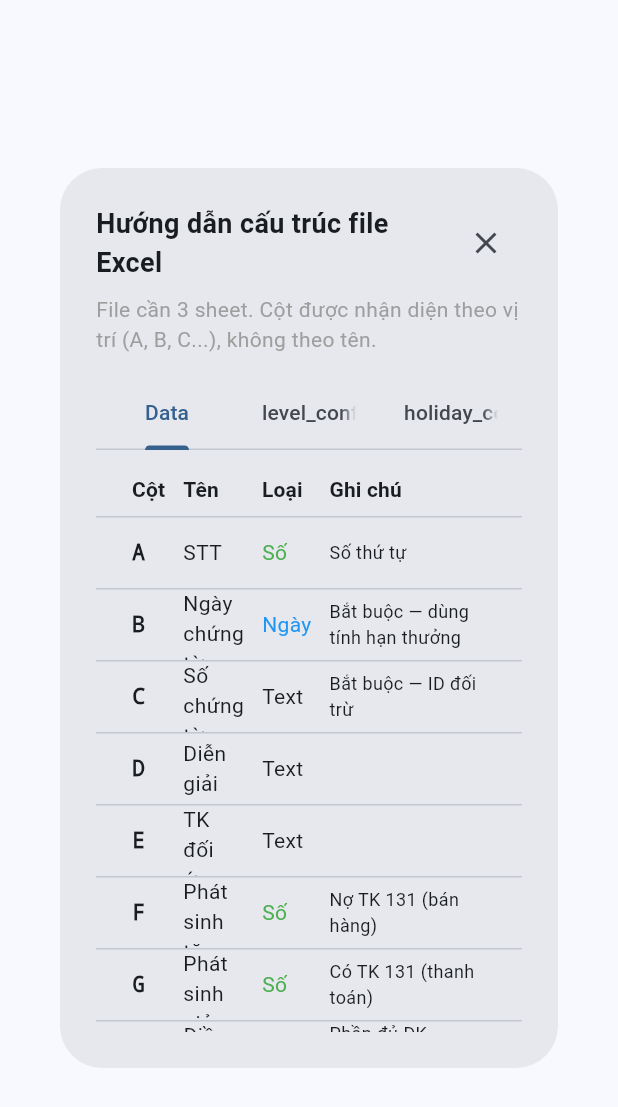
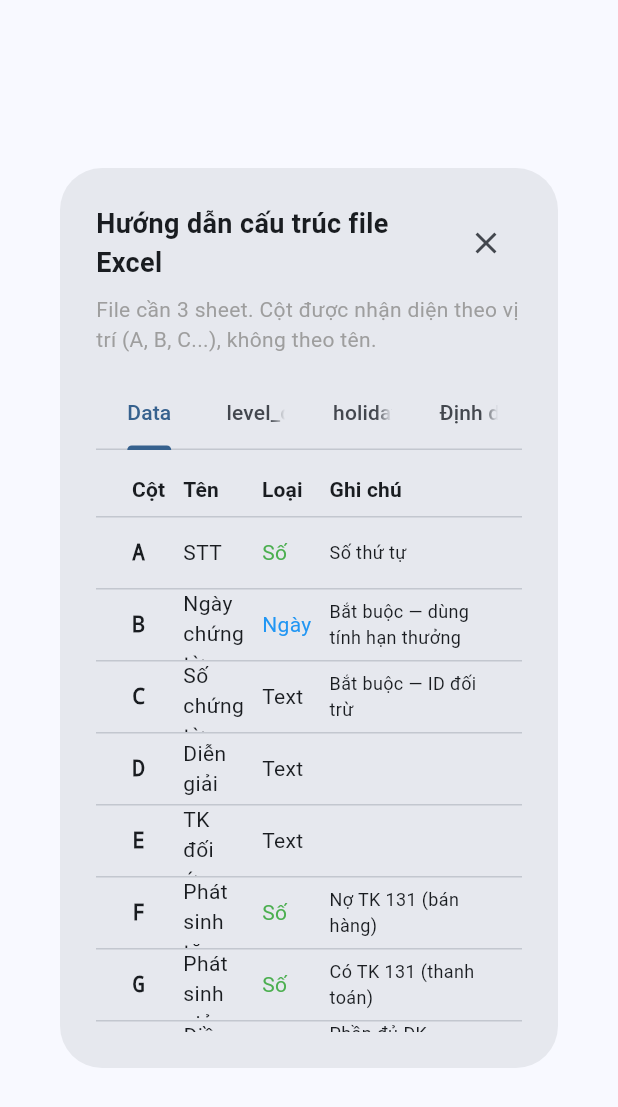
Before and after one commit to thienph3/bonus, a Flutter app: the ColumnGuideDialog widget shown alone on an empty page, opened directly, on a phone screen of 412 x 824 dp. Shown: the top 1107 px of the screen. Run offline on Flutter 3.47's test engine with Material 3 defaults, Android fonts, the phone set to English and light mode, and no system bars; our stand-ins replace drift, file_picker, flutter_riverpod; missing offline and left inert: excel, spreadsheet_decoder; accounts and stored records are empty; generated files the repository leaves out were written again.

Commit message:
feat: add date format reference tab in column guide dialog

```diff
--- a/debt_matching/lib/presentation/dashboard/widgets/column_guide_dialog.dart
+++ b/debt_matching/lib/presentation/dashboard/widgets/column_guide_dialog.dart
@@ -22,10 +22,10 @@ class ColumnGuideDialog extends StatelessWidget {
             const SizedBox(height: 8),
             const Text('File cần 3 sheet. Cột được nhận diện theo vị trí (A, B, C...), không theo tên.', style: TextStyle(color: Colors.grey)),
             const SizedBox(height: 16),
-            Expanded(child: DefaultTabController(length: 3, child: Column(children: [
-              const TabBar(tabs: [Tab(text: 'Data'), Tab(text: 'level_config'), Tab(text: 'holiday_config')]),
+            Expanded(child: DefaultTabController(length: 4, child: Column(children: [
+              const TabBar(tabs: [Tab(text: 'Data'), Tab(text: 'level_config'), Tab(text: 'holiday_config'), Tab(text: 'Định dạng ngày')]),
               const SizedBox(height: 8),
-              Expanded(child: TabBarView(children: [_dataSheet(), _levelSheet(), _holidaySheet()])),
+              Expanded(child: TabBarView(children: [_dataSheet(), _levelSheet(), _holidaySheet(), _dateFormats()])),
             ]))),
           ]),
         ),
@@ -69,6 +69,41 @@ class ColumnGuideDialog extends StatelessWidget {
     ['A', 'Ngày nghỉ', 'Ngày', 'Ngày lễ — dời hạn thưởng sang ngày kế'],
   ]);
 
+  Widget _dateFormats() {
+    return SingleChildScrollView(
+      padding: const EdgeInsets.all(8),
+      child: Column(crossAxisAlignment: CrossAxisAlignment.start, children: [
+        const Text('Hệ thống tự động nhận diện ngày theo thứ tự ưu tiên:', style: TextStyle(fontWeight: FontWeight.bold)),
+        const SizedBox(height: 12),
+        DataTable(
+          columnSpacing: 16,
+          headingRowHeight: 36,
+          dataRowMinHeight: 32,
+          dataRowMaxHeight: 40,
+          columns: const [
+            DataColumn(label: Text('#', style: TextStyle(fontWeight: FontWeight.bold))),
+            DataColumn(label: Text('Định dạng', style: TextStyle(fontWeight: FontWeight.bold))),
+            DataColumn(label: Text('Ví dụ', style: TextStyle(fontWeight: FontWeight.bold))),
+          ],
+          rows: const [
+            DataRow(cells: [DataCell(Text('1')), DataCell(Text('Excel date cell')), DataCell(Text('(tự động từ .xlsx)'))]),
+            DataRow(cells: [DataCell(Text('2')), DataCell(Text('ISO 8601')), DataCell(Text('2023-10-21T00:00:00.000'))]),
+            DataRow(cells: [DataCell(Text('3')), DataCell(Text('Excel serial number')), DataCell(Text('45220'))]),
+            DataRow(cells: [DataCell(Text('4')), DataCell(Text('dd/MM/yyyy')), DataCell(Text('21/10/2023'))]),
+            DataRow(cells: [DataCell(Text('5')), DataCell(Text('yyyy-MM-dd')), DataCell(Text('2023-10-21'))]),
+            DataRow(cells: [DataCell(Text('6')), DataCell(Text('yyyy-MM-dd HH:mm:ss')), DataCell(Text('2023-10-21 00:00:00'))]),
+            DataRow(cells: [DataCell(Text('7')), DataCell(Text('dd-MM-yyyy')), DataCell(Text('21-10-2023'))]),
+            DataRow(cells: [DataCell(Text('8')), DataCell(Text('MM/dd/yyyy')), DataCell(Text('10/21/2023'))]),
+          ],
+        ),
+        const SizedBox(height: 16),
+        Text('💡 Khuyến nghị: dùng định dạng Date trong Excel (không phải text). '
+            'Hệ thống sẽ nhận diện chính xác nhất.',
+            style: TextStyle(color: Colors.grey[600], fontSize: 13)),
+      ]),
+    );
+  }
+
   Widget _buildTable(List<List<String>> rows) {
     return SingleChildScrollView(child: DataTable(
       columnSpacing: 12,
```
